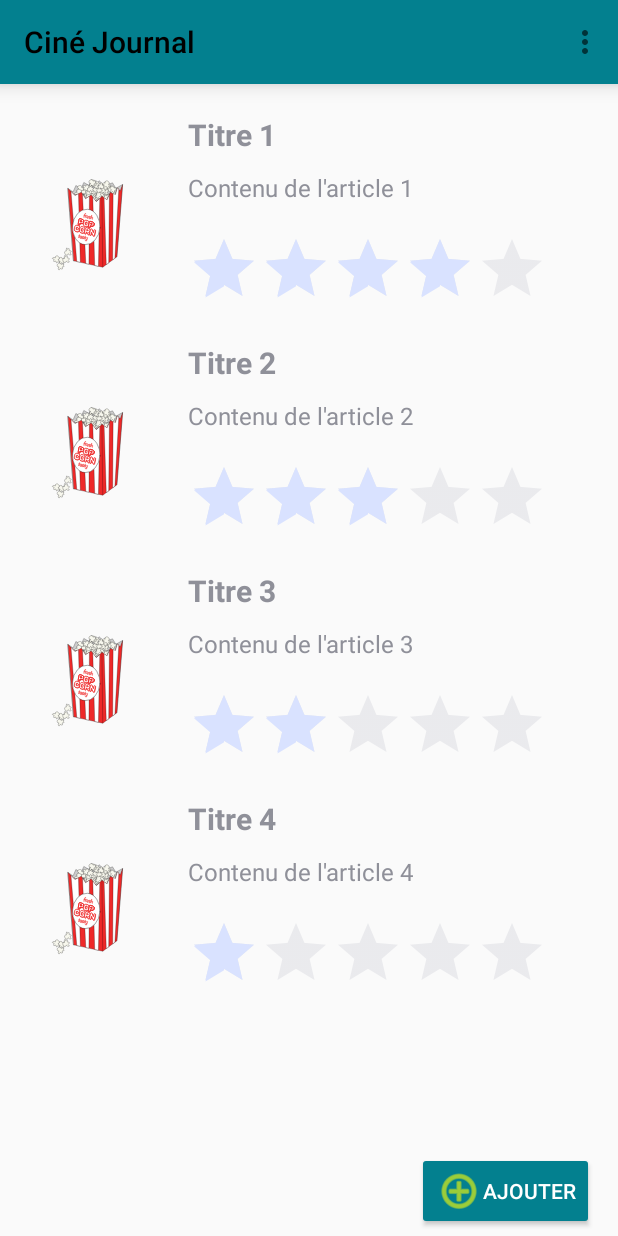
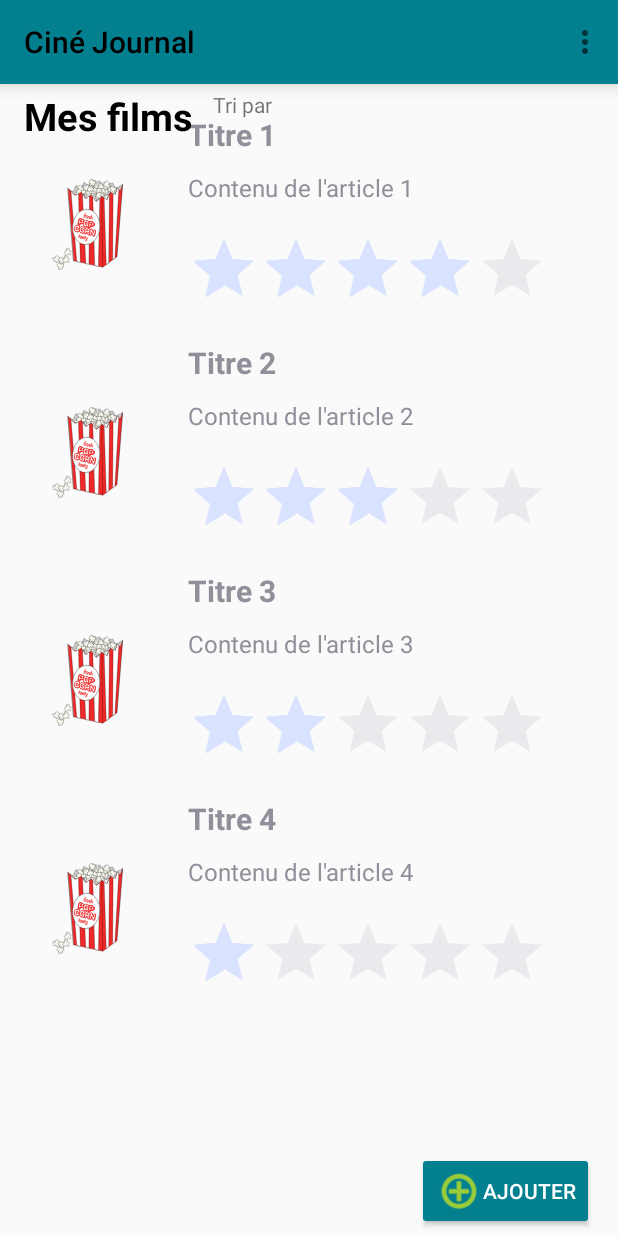
Before and after one commit to Eliefrh/cineJournal, an Android app: the screen it shows after launch (ListeDeFilms), on a phone screen of 412 x 824 dp. Run offline under Robolectric (Android 15) with nearby library versions, the phone set to English and light mode, and no system bars.

```diff
--- a/app/src/main/java/com/example/cinejournal/alfriehalhelou/ListeDeFilms.kt
+++ b/app/src/main/java/com/example/cinejournal/alfriehalhelou/ListeDeFilms.kt
@@ -10,6 +10,7 @@ import android.view.MenuItem
 import android.widget.Button
 import android.widget.ImageButton
 import android.widget.ImageView
+import android.widget.TextView
 import android.widget.Toast
 import androidx.appcompat.widget.Toolbar
 import androidx.recyclerview.widget.RecyclerView
@@ -24,6 +25,14 @@ class ListeDeFilms : AppCompatActivity() {
 
         var toolbar: Toolbar = findViewById(R.id.toolbar)
         setSupportActionBar(toolbar)
+
+
+        var titre: TextView = findViewById(R.id.mes_films)
+        titre.text = "Mes films"
+
+        var tri : TextView = findViewById(R.id.tri)
+        //tri.text = "Trier par ${}"
+
 
         recyclerView = findViewById(R.id.listeFilms)
         val filmsListe = listOf(
--- a/app/src/main/res/layout-land/activite_apropos.xml
+++ b/app/src/main/res/layout-land/activite_apropos.xml
@@ -55,13 +55,13 @@
         android:id="@+id/textAPropos2"
         android:layout_width="347dp"
         android:layout_height="57dp"
-        android:layout_marginTop="20dp"
-        android:layout_marginBottom="16dp"
+        android:layout_marginTop="5dp"
+        android:layout_marginBottom="20dp"
         android:text="Cette application sert à journalisé les films que vous écoutez et combien vous les appréciez"
         app:layout_constraintBottom_toBottomOf="parent"
         app:layout_constraintEnd_toEndOf="parent"
         app:layout_constraintStart_toStartOf="parent"
         app:layout_constraintTop_toBottomOf="@+id/textAPropos"
-        app:layout_constraintVertical_bias="0.054" />
+        app:layout_constraintVertical_bias="0.0" />
 
 </androidx.constraintlayout.widget.ConstraintLayout>
--- a/app/src/main/res/layout/activite_liste_film.xml
+++ b/app/src/main/res/layout/activite_liste_film.xml
@@ -40,5 +40,28 @@
         app:layout_constraintBottom_toBottomOf="parent"
         app:layout_constraintEnd_toEndOf="parent" />
 
+    <TextView
+        android:id="@+id/mes_films"
+        android:layout_width="122dp"
+        android:layout_height="40dp"
+        android:layout_marginStart="16dp"
+        android:layout_marginTop="4dp"
+        android:text="Mes films"
+        android:textColor="#000000"
+        android:textSize="25dp"
+        android:textStyle="bold"
+        app:layout_constraintStart_toStartOf="parent"
+        app:layout_constraintTop_toBottomOf="@+id/toolbar" />
+
+    <TextView
+        android:id="@+id/tri"
+        android:layout_width="wrap_content"
+        android:layout_height="wrap_content"
+        android:layout_marginStart="4dp"
+        android:layout_marginTop="4dp"
+        android:text="Tri par"
+        app:layout_constraintStart_toEndOf="@+id/mes_films"
+        app:layout_constraintTop_toBottomOf="@+id/toolbar" />
+
 
 </androidx.constraintlayout.widget.ConstraintLayout>
--- a/app/src/main/res/values-night/themes.xml
+++ b/app/src/main/res/values-night/themes.xml
@@ -1,7 +1,10 @@
 <resources xmlns:tools="http://schemas.android.com/tools">
     <!-- Base application theme. -->
-    <style name="Base.Theme.CineJournal" parent="Theme.AppCompat.DayNight.NoActionBar">
+    <style name="Base.Theme.CineJournal" parent="Theme.AppCompat.Light.NoActionBar">
         <!-- Customize your dark theme here. -->
         <!-- <item name="colorPrimary">@color/my_dark_primary</item> -->
+        <item name="colorPrimary">@color/white</item>
     </style>
+    <style name="Theme.CineJournal" parent="Base.Theme.CineJournal" />
+
 </resources>
--- a/app/src/main/res/values/themes.xml
+++ b/app/src/main/res/values/themes.xml
@@ -1,8 +1,8 @@
 <resources xmlns:tools="http://schemas.android.com/tools">
     <!-- Base application theme. -->
-    <style name="Base.Theme.CineJournal" parent="Theme.AppCompat.DayNight.NoActionBar">
+    <style name="Base.Theme.CineJournal" parent="Theme.AppCompat.Light.NoActionBar">
         <!-- Customize your light theme here. -->
-        <!-- <item name="colorPrimary">@color/my_light_primary</item> -->
+        <item name="colorPrimary">@color/white</item>
     </style>
 
     <style name="Theme.CineJournal" parent="Base.Theme.CineJournal" />
--- a/build.gradle.kts
+++ b/build.gradle.kts
@@ -1,5 +1,6 @@
 // Top-level build file where you can add configuration options common to all sub-projects/modules.
 plugins {
-    id("com.android.application") version "8.1.1" apply false
+    id("com.android.application") version "8.1.2" apply false
     id("org.jetbrains.kotlin.android") version "1.9.0" apply false
+    id("com.google.devtools.ksp") version "1.9.0-1.0.13" apply false
 }
```
Also changed, not shown: app/build.gradle.kts (+15 -0 lines).
